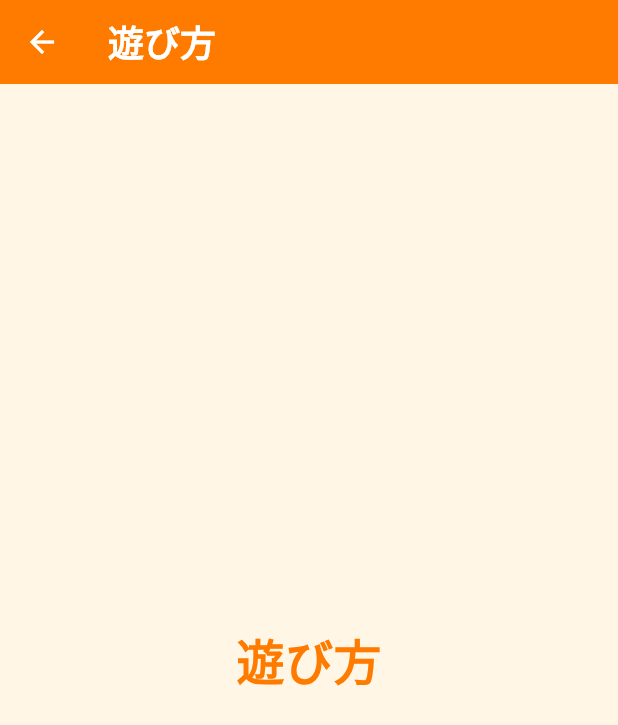
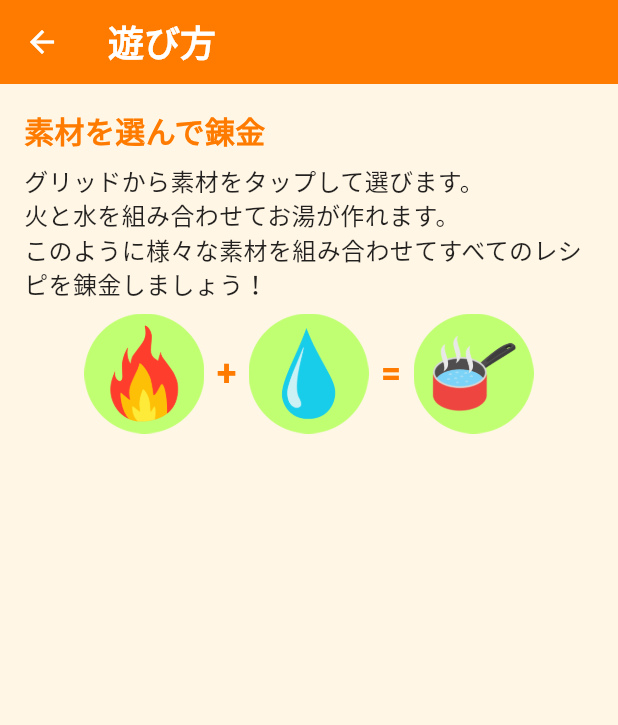
Before and after one commit to TakanaKonbu/alchemist_restaurant, a Flutter app: the HowToScreen screen opened directly, on a phone screen of 412 x 824 dp. Shown: the top 725 px of the screen. Run offline on Flutter 3.47's test engine with Material 3 defaults, Android fonts, the phone set to English and light mode, and no system bars; our stand-ins replace audioplayers, csv, shared_preferences; accounts and stored records are empty.

Commit message:
遊び方の完成

```diff
--- a/lib/howto_screen.dart
+++ b/lib/howto_screen.dart
@@ -2,6 +2,8 @@ import 'package:flutter/material.dart';
 
 class HowToScreen extends StatelessWidget {
   const HowToScreen({super.key});
+
+  static const double imageSize = 80;
 
   @override
   Widget build(BuildContext context) {
@@ -25,16 +27,96 @@ class HowToScreen extends StatelessWidget {
           },
         ),
       ),
-      body: const Center(
-        child: Text(
-          '遊び方',
-          style: TextStyle(
+      body: ListView(
+        padding: const EdgeInsets.all(16.0),
+        children: [
+          _buildStep(
+            step: '素材を選んで錬金',
+            description: 'グリッドから素材をタップして選びます。\n'
+                '火と水を組み合わせてお湯が作れます。\n'
+                'このように様々な素材を組み合わせてすべてのレシピを錬金しましょう！',
+          ),
+        ],
+      ),
+    );
+  }
+
+  Widget _buildStep({
+    required String step,
+    required String description,
+  }) {
+    return Column(
+      crossAxisAlignment: CrossAxisAlignment.start,
+      children: [
+        Text(
+          step,
+          style: const TextStyle(
             color: Color(0xFFFF7B00),
-            fontSize: 32,
+            fontSize: 20,
             fontWeight: FontWeight.bold,
           ),
         ),
-      ),
+        const SizedBox(height: 8.0),
+        Text(
+          description,
+          style: const TextStyle(
+            color: Colors.black87,
+            fontSize: 16,
+          ),
+        ),
+        const SizedBox(height: 8.0),
+        Center(
+          child: Row(
+            mainAxisSize: MainAxisSize.min,
+            children: [
+              Image.asset(
+                'assets/images/hi.png',
+                width: imageSize,
+                height: imageSize,
+                fit: BoxFit.contain,
+                errorBuilder: (context, error, stackTrace) =>
+                    Image.asset('assets/images/unknown.png'),
+              ),
+              const SizedBox(width: 8.0),
+              const Text(
+                '+',
+                style: TextStyle(
+                  color: Color(0xFFFF7B00),
+                  fontSize: 24,
+                  fontWeight: FontWeight.bold,
+                ),
+              ),
+              const SizedBox(width: 8.0),
+              Image.asset(
+                'assets/images/mizu.png',
+                width: imageSize,
+                height: imageSize,
+                fit: BoxFit.contain,
+                errorBuilder: (context, error, stackTrace) =>
+                    Image.asset('assets/images/unknown.png'),
+              ),
+              const SizedBox(width: 8.0),
+              const Text(
+                '=',
+                style: TextStyle(
+                  color: Color(0xFFFF7B00),
+                  fontSize: 24,
+                  fontWeight: FontWeight.bold,
+                ),
+              ),
+              const SizedBox(width: 8.0),
+              Image.asset(
+                'assets/images/oyu.png',
+                width: imageSize,
+                height: imageSize,
+                fit: BoxFit.contain,
+                errorBuilder: (context, error, stackTrace) =>
+                    Image.asset('assets/images/unknown.png'),
+              ),
+            ],
+          ),
+        ),
+      ],
     );
   }
 }
```
